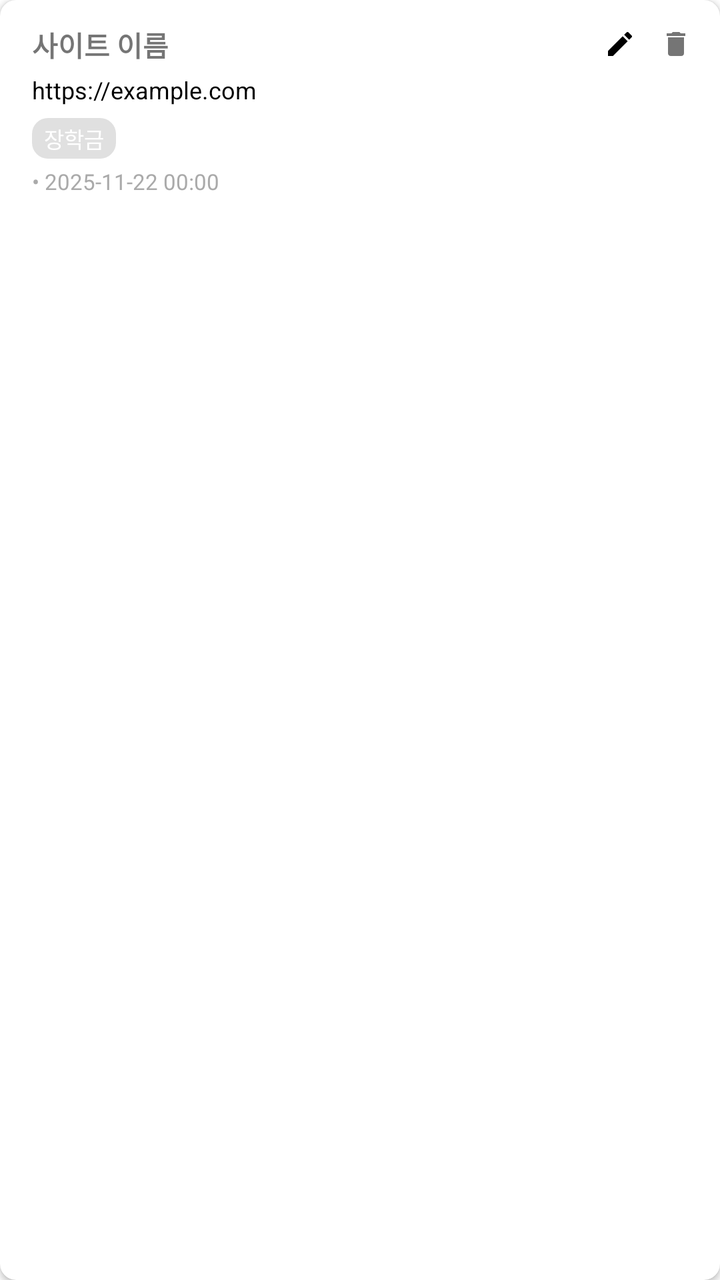
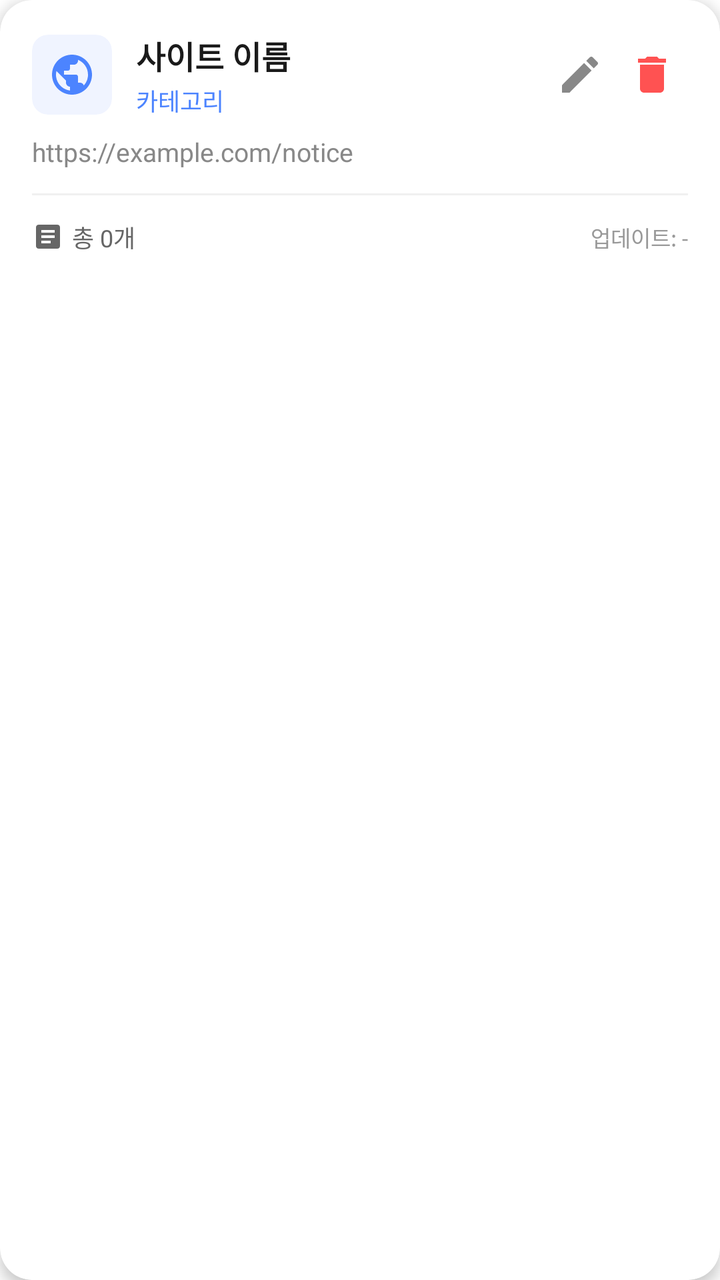

Two renders of the same Android screen: before a commit and after it. Below are the layout's source before the change and the commit's diff.
<!-- AndroidManifest.xml: application theme Theme.mobile_android -->
<!-- res/layout/item_site.xml -->
<?xml version="1.0" encoding="utf-8"?>
<androidx.cardview.widget.CardView xmlns:android="http://schemas.android.com/apk/res/android"
    xmlns:app="http://schemas.android.com/apk/res-auto"
    android:layout_width="match_parent"
    android:layout_height="wrap_content"
    android:layout_marginTop="8dp"
    android:layout_marginBottom="8dp"
    app:cardElevation="2dp"
    app:cardCornerRadius="8dp">

    <androidx.constraintlayout.widget.ConstraintLayout
        android:layout_width="match_parent"
        android:layout_height="wrap_content"
        android:padding="12dp">

        
        <CheckBox
            android:id="@+id/cb_select"
            android:layout_width="wrap_content"
            android:layout_height="wrap_content"
            android:visibility="gone"
            app:layout_constraintStart_toStartOf="parent"
            app:layout_constraintTop_toTopOf="parent" />

        
        <TextView
            android:id="@+id/tv_site_name"
            android:layout_width="0dp"
            android:layout_height="wrap_content"
            android:text="사이트 이름"
            android:textSize="14sp"
            android:textStyle="bold"
            android:maxLines="1"
            android:ellipsize="end"
            app:layout_constraintStart_toEndOf="@+id/cb_select"
            app:layout_constraintTop_toTopOf="parent"
            app:layout_constraintEnd_toStartOf="@+id/iv_edit"
            app:layout_constraintHorizontal_bias="0"
            android:layout_marginStart="4dp"/>

        
        <ImageView
            android:id="@+id/iv_edit"
            android:layout_width="20dp"
            android:layout_height="20dp"
            android:src="@drawable/ic_edit"
            android:padding="2dp"
            android:background="?attr/selectableItemBackgroundBorderless"
            app:layout_constraintTop_toTopOf="parent"
            app:layout_constraintEnd_toStartOf="@+id/iv_delete"
            android:layout_marginEnd="8dp"/>

        
        <ImageView
            android:id="@+id/iv_delete"
            android:layout_width="20dp"
            android:layout_height="20dp"
            android:src="@drawable/ic_delete"
            android:padding="2dp"
            android:background="?attr/selectableItemBackgroundBorderless"
            app:layout_constraintTop_toTopOf="parent"
            app:layout_constraintEnd_toEndOf="parent" />

        
        <TextView
            android:id="@+id/tv_site_url"
            android:layout_width="0dp"
            android:layout_height="wrap_content"
            android:text="https://example.com"
            android:textSize="12sp"
            android:textColor="@android:color/black"
            android:maxLines="2"
            android:ellipsize="end"
            app:layout_constraintStart_toStartOf="@+id/tv_site_name"
            app:layout_constraintTop_toBottomOf="@+id/tv_site_name"
            app:layout_constraintEnd_toEndOf="parent"
            android:layout_marginTop="4dp" />

        
        <TextView
            android:id="@+id/tv_category_tag"
            android:layout_width="wrap_content"
            android:layout_height="wrap_content"
            android:text="장학금"
            android:textSize="11sp"
            android:textColor="@android:color/white"
            android:background="@drawable/bg_category_tag"
            android:paddingStart="6dp"
            android:paddingEnd="6dp"
            android:paddingTop="2dp"
            android:paddingBottom="2dp"
            app:layout_constraintStart_toStartOf="@+id/tv_site_name"
            app:layout_constraintTop_toBottomOf="@+id/tv_site_url"
            android:layout_marginTop="6dp" />

        
        <TextView
            android:id="@+id/tv_new_post_badge"
            android:layout_width="wrap_content"
            android:layout_height="wrap_content"
            android:text="NEW"
            android:textSize="10sp"
            android:textColor="@android:color/white"
            android:background="@drawable/bg_new_badge"
            android:paddingStart="6dp"
            android:paddingEnd="6dp"
            android:paddingTop="2dp"
            android:paddingBottom="2dp"
            android:visibility="gone"
            app:layout_constraintStart_toEndOf="@+id/tv_category_tag"
            app:layout_constraintBaseline_toBaselineOf="@+id/tv_category_tag"
            android:layout_marginStart="6dp" />

        
        <TextView
            android:id="@+id/tv_last_updated"
            android:layout_width="wrap_content"
            android:layout_height="wrap_content"
            android:text="• 2025-11-22 00:00"
            android:textSize="11sp"
            android:textColor="@android:color/darker_gray"
            app:layout_constraintStart_toStartOf="@+id/tv_site_name"
            app:layout_constraintTop_toBottomOf="@+id/tv_category_tag"
            android:layout_marginTop="4dp"
            android:layout_marginBottom="2dp"/>

    </androidx.constraintlayout.widget.ConstraintLayout>
</androidx.cardview.widget.CardView>
<!-- resources referenced by this layout -->
<resources>
  <!-- drawable bg_category_tag (drawable) -->
  <?xml version="1.0" encoding="utf-8"?>
  <shape xmlns:android="http://schemas.android.com/apk/res/android"
      android:shape="rectangle">
      <solid android:color="#E0E0E0" />
      <corners android:radius="8dp" />
  </shape>
  <!-- drawable bg_new_badge (drawable) -->
  <?xml version="1.0" encoding="utf-8"?>
  <shape xmlns:android="http://schemas.android.com/apk/res/android"
      android:shape="rectangle">
  
      
      <solid android:color="#FFEB3B" />
  
      
      <corners android:radius="12dp" />
  
      
      <padding
          android:left="6dp"
          android:top="2dp"
          android:right="6dp"
          android:bottom="2dp" />
  </shape>
  <!-- drawable ic_delete (drawable) -->
  <vector xmlns:android="http://schemas.android.com/apk/res/android"
      android:width="24dp"
      android:height="24dp"
      android:viewportWidth="24"
      android:viewportHeight="24">
    <path
        android:fillColor="#757575"
        android:pathData="M6,19c0,1.1 0.9,2 2,2h8c1.1,0 2,-0.9 2,-2V7H6v12zM19,4h-3.5l-1,-1h-5l-1,1H5v2h14V4z"/>
  </vector>
  <!-- drawable ic_edit (drawable) -->
  <?xml version="1.0" encoding="utf-8"?>
  <vector xmlns:android="http://schemas.android.com/apk/res/android"
      android:width="24dp"
      android:height="24dp"
      android:viewportWidth="24"
      android:viewportHeight="24">
  
      
      <path
          android:fillColor="#FF000000"
          android:pathData="M3,17.25L3,21h3.75L17.81,9.94l-3.75,-3.75L3,17.25zM20.71,7.04c0.39,-0.39 0.39,-1.02 0,-1.41l-2.34,-2.34c-0.39,-0.39 -1.02,-0.39 -1.41,0l-1.83,1.83 3.75,3.75 1.83,-1.83z"/>
  </vector>
  <style name="Theme.mobile_android" parent="Base.Theme.mobile_android" />
  <style name="Base.Theme.mobile_android" parent="Theme.MaterialComponents.DayNight.NoActionBar">
          
  
          <item name="colorPrimary">@color/login_bg1</item>
          <item name="colorPrimaryVariant">@color/login_bg1</item>
          <item name="colorOnPrimary">@color/white</item>
          <item name="colorSecondary">@color/login_bg2</item>
          <item name="colorSecondaryVariant">@color/login_bg2</item>
          <item name="colorOnSecondary">@color/login_bg2</item>
          <item name="android:statusBarColor">@color/login_bg1</item>
      </style>
  <color name="login_bg1">#0B0E18</color>
  <color name="white">#FFFFFFFF</color>
  <color name="login_bg2">#673AB7</color>
</resources>

<!-- the commit's change to res/layout/item_site.xml (unified diff, before → after) -->
@@ -3,126 +3,182 @@
     xmlns:app="http://schemas.android.com/apk/res-auto"
     android:layout_width="match_parent"
     android:layout_height="wrap_content"
-    android:layout_marginTop="8dp"
-    android:layout_marginBottom="8dp"
-    app:cardElevation="2dp"
-    app:cardCornerRadius="8dp">
+    android:layout_marginTop="@dimen/card_margin_vertical"
+    android:layout_marginHorizontal="1dp"
+    android:layout_marginBottom="12dp"
+    android:foreground="?attr/selectableItemBackground"
+    android:clickable="true"
+    android:focusable="true"
+    app:cardBackgroundColor="#FFFFFF"
+    app:cardCornerRadius="16dp"
+    app:cardElevation="4dp"
+    >
 
-    <androidx.constraintlayout.widget.ConstraintLayout
+    <LinearLayout
         android:layout_width="match_parent"
         android:layout_height="wrap_content"
-        android:padding="12dp">
+        android:orientation="vertical"
+        android:padding="16dp">
 
         
-        <CheckBox
-            android:id="@+id/cb_select"
-            android:layout_width="wrap_content"
+        <LinearLayout
+            android:layout_width="match_parent"
             android:layout_height="wrap_content"
-            android:visibility="gone"
-            app:layout_constraintStart_toStartOf="parent"
-            app:layout_constraintTop_toTopOf="parent" />
+            android:gravity="center_vertical"
+            android:orientation="horizontal">
 
-        
-        <TextView
-            android:id="@+id/tv_site_name"
-            android:layout_width="0dp"
-            android:layout_height="wrap_content"
-            android:text="사이트 이름"
-            android:textSize="14sp"
-            android:textStyle="bold"
-            android:maxLines="1"
-            android:ellipsize="end"
-            app:layout_constraintStart_toEndOf="@+id/cb_select"
-            app:layout_constraintTop_toTopOf="parent"
-            app:layout_constraintEnd_toStartOf="@+id/iv_edit"
-            app:layout_constraintHorizontal_bias="0"
-            android:layout_marginStart="4dp"/>
+            
+            <androidx.cardview.widget.CardView
+                android:layout_width="40dp"
+                android:layout_height="40dp"
+                app:cardBackgroundColor="#F0F4FF"
+                app:cardCornerRadius="8dp"
+                app:cardElevation="0dp">
 
-        
-        <ImageView
-            android:id="@+id/iv_edit"
-            android:layout_width="20dp"
-            android:layout_height="20dp"
-            android:src="@drawable/ic_edit"
-            android:padding="2dp"
-            android:background="?attr/selectableItemBackgroundBorderless"
-            app:layout_constraintTop_toTopOf="parent"
-            app:layout_constraintEnd_toStartOf="@+id/iv_delete"
-            android:layout_marginEnd="8dp"/>
+                <ImageView
+                    android:id="@+id/iv_site_icon"
+                    android:layout_width="24dp"
+                    android:layout_height="24dp"
+                    android:layout_gravity="center"
+                    android:src="@drawable/ic_web"
+                    android:tint="#4C84FF" />
 
-        
-        <ImageView
-            android:id="@+id/iv_delete"
-            android:layout_width="20dp"
-            android:layout_height="20dp"
-            android:src="@drawable/ic_delete"
-            android:padding="2dp"
-            android:background="?attr/selectableItemBackgroundBorderless"
-            app:layout_constraintTop_toTopOf="parent"
-            app:layout_constraintEnd_toEndOf="parent" />
+            </androidx.cardview.widget.CardView>
+
+            
+            <LinearLayout
+                android:layout_width="0dp"
+                android:layout_height="wrap_content"
+                android:layout_marginStart="12dp"
+                android:layout_weight="1"
+                android:orientation="vertical">
+
+                <TextView
+                    android:id="@+id/tv_site_name"
+                    android:layout_width="match_parent"
+                    android:layout_height="wrap_content"
+                    android:ellipsize="end"
+                    android:maxLines="1"
+                    android:text="사이트 이름"
+                    android:textColor="#1A1A1A"
+                    android:textSize="16sp"
+                    android:textStyle="bold" />
+
+                <TextView
+                    android:id="@+id/tv_category_tag"
+                    android:layout_width="wrap_content"
+                    android:layout_height="wrap_content"
+                    android:layout_marginTop="2dp"
+                    android:text="카테고리"
+                    android:textColor="#4C84FF"
+                    android:textSize="12sp" />
+
+            </LinearLayout>
+
+            
+            <ImageView
+                android:id="@+id/btn_edit"
+                android:layout_width="36dp"
+                android:layout_height="36dp"
+                android:background="?attr/selectableItemBackgroundBorderless"
+                android:clickable="true"
+                android:focusable="true"
+                android:padding="6dp"
+                android:src="@drawable/ic_edit_24"
+                android:tint="#888888" />
+
+            
+            <ImageView
+                android:id="@+id/btn_delete"
+                android:layout_width="36dp"
+                android:layout_height="36dp"
+                android:background="?attr/selectableItemBackgroundBorderless"
+                android:clickable="true"
+                android:focusable="true"
+                android:padding="6dp"
+                android:src="@drawable/ic_delete_24"
+                android:tint="#FF5252" />
+
+        </LinearLayout>
 
         
         <TextView
             android:id="@+id/tv_site_url"
-            android:layout_width="0dp"
+            android:layout_width="match_parent"
             android:layout_height="wrap_content"
-            android:text="https://example.com"
-            android:textSize="12sp"
-            android:textColor="@android:color/black"
-            android:maxLines="2"
+            android:layout_marginTop="8dp"
             android:ellipsize="end"
-            app:layout_constraintStart_toStartOf="@+id/tv_site_name"
-            app:layout_constraintTop_toBottomOf="@+id/tv_site_name"
-            app:layout_constraintEnd_toEndOf="parent"
-            android:layout_marginTop="4dp" />
+            android:maxLines="1"
+            android:text="https://example.com/notice"
+            android:textColor="#888888"
+            android:textSize="13sp" />
 
         
-        <TextView
-            android:id="@+id/tv_category_tag"
-            android:layout_width="wrap_content"
-            android:layout_height="wrap_content"
-            android:text="장학금"
-            android:textSize="11sp"
-            android:textColor="@android:color/white"
-            android:background="@drawable/bg_category_tag"
-            android:paddingStart="6dp"
-            android:paddingEnd="6dp"
-            android:paddingTop="2dp"
-            android:paddingBottom="2dp"
-            app:layout_constraintStart_toStartOf="@+id/tv_site_name"
-            app:layout_constraintTop_toBottomOf="@+id/tv_site_url"
-            android:layout_marginTop="6dp" />
+        <View
+            android:layout_width="match_parent"
+            android:layout_height="1dp"
+            android:layout_marginVertical="12dp"
+            android:background="#F0F0F0" />
 
         
-        <TextView
-            android:id="@+id/tv_new_post_badge"
-            android:layout_width="wrap_content"
+        <LinearLayout
+            android:layout_width="match_parent"
             android:layout_height="wrap_content"
-            android:text="NEW"
-            android:textSize="10sp"
-            android:textColor="@android:color/white"
-            android:background="@drawable/bg_new_badge"
-            android:paddingStart="6dp"
-            android:paddingEnd="6dp"
-            android:paddingTop="2dp"
-            android:paddingBottom="2dp"
-            android:visibility="gone"
-            app:layout_constraintStart_toEndOf="@+id/tv_category_tag"
-            app:layout_constraintBaseline_toBaselineOf="@+id/tv_category_tag"
-            android:layout_marginStart="6dp" />
+            android:gravity="center_vertical"
+            android:orientation="horizontal">
 
-        
-        <TextView
-            android:id="@+id/tv_last_updated"
-            android:layout_width="wrap_content"
-            android:layout_height="wrap_content"
-            android:text="• 2025-11-22 00:00"
-            android:textSize="11sp"
-            android:textColor="@android:color/darker_gray"
-            app:layout_constraintStart_toStartOf="@+id/tv_site_name"
-            app:layout_constraintTop_toBottomOf="@+id/tv_category_tag"
-            android:layout_marginTop="4dp"
-            android:layout_marginBottom="2dp"/>
+            
+            <LinearLayout
+                android:layout_width="0dp"
+                android:layout_height="wrap_content"
+                android:layout_weight="1"
+                android:gravity="center_vertical"
+                android:orientation="horizontal">
 
-    </androidx.constraintlayout.widget.ConstraintLayout>
+                <ImageView
+                    android:layout_width="16dp"
+                    android:layout_height="16dp"
+                    android:src="@drawable/ic_article"
+                    android:tint="#666666" />
+
+                <TextView
+                    android:id="@+id/tv_total_posts"
+                    android:layout_width="wrap_content"
+                    android:layout_height="wrap_content"
+                    android:layout_marginStart="4dp"
+                    android:text="총 0개"
+                    android:textColor="#666666"
+                    android:textSize="12sp" />
+
+            </LinearLayout>
+
+            
+            <TextView
+                android:id="@+id/tv_new_posts_badge"
+                android:layout_width="wrap_content"
+                android:layout_height="wrap_content"
+                android:background="@drawable/bg_new_badge"
+                android:paddingHorizontal="8dp"
+                android:paddingVertical="4dp"
+                android:text="새글 0"
+                android:textColor="#FFFFFF"
+                android:textSize="11sp"
+                android:textStyle="bold"
+                android:visibility="gone" />
+
+            
+            <TextView
+                android:id="@+id/tv_last_updated"
+                android:layout_width="wrap_content"
+                android:layout_height="wrap_content"
+                android:layout_marginStart="12dp"
+                android:drawablePadding="4dp"
+                android:text="업데이트: -"
+                android:textColor="#999999"
+                android:textSize="11sp" />
+
+        </LinearLayout>
+
+    </LinearLayout>
+
 </androidx.cardview.widget.CardView>
<!-- resource entries referenced after the edit -->
@@ -1,12 +1,6 @@
 <!-- resources referenced by this layout -->
 <resources>
-  <!-- drawable bg_category_tag (drawable) -->
-  <?xml version="1.0" encoding="utf-8"?>
-  <shape xmlns:android="http://schemas.android.com/apk/res/android"
-      android:shape="rectangle">
-      <solid android:color="#E0E0E0" />
-      <corners android:radius="8dp" />
-  </shape>
+  <dimen name="card_margin_vertical">8dp</dimen>
   <!-- drawable bg_new_badge (drawable) -->
   <?xml version="1.0" encoding="utf-8"?>
   <shape xmlns:android="http://schemas.android.com/apk/res/android"
@@ -25,28 +19,47 @@
           android:right="6dp"
           android:bottom="2dp" />
   </shape>
-  <!-- drawable ic_delete (drawable) -->
+  <!-- drawable ic_article (drawable) -->
+  <vector xmlns:android="http://schemas.android.com/apk/res/android"
+      android:width="24dp"
+      android:height="24dp"
+      android:viewportWidth="24"
+      android:viewportHeight="24"
+      android:tint="#000000">
+      <path
+          android:fillColor="@android:color/white"
+          android:pathData="M19,3L5,3c-1.1,0 -2,0.9 -2,2v14c0,1.1 0.9,2 2,2h14c1.1,0 2,-0.9 2,-2L21,5c0,-1.1 -0.9,-2 -2,-2zM14,17L7,17v-2h7v2zM17,13L7,13v-2h10v2zM17,9L7,9L7,7h10v2z"/>
+  </vector>
+  <!-- drawable ic_delete_24 (drawable) -->
   <vector xmlns:android="http://schemas.android.com/apk/res/android"
       android:width="24dp"
       android:height="24dp"
       android:viewportWidth="24"
       android:viewportHeight="24">
     <path
-        android:fillColor="#757575"
+        android:fillColor="@android:color/black"
         android:pathData="M6,19c0,1.1 0.9,2 2,2h8c1.1,0 2,-0.9 2,-2V7H6v12zM19,4h-3.5l-1,-1h-5l-1,1H5v2h14V4z"/>
   </vector>
-  <!-- drawable ic_edit (drawable) -->
-  <?xml version="1.0" encoding="utf-8"?>
+  <!-- drawable ic_edit_24 (drawable) -->
   <vector xmlns:android="http://schemas.android.com/apk/res/android"
       android:width="24dp"
       android:height="24dp"
       android:viewportWidth="24"
       android:viewportHeight="24">
-  
-      
+    <path
+        android:fillColor="@android:color/black"
+        android:pathData="M3,17.25V21h3.75L17.81,9.94l-3.75,-3.75L3,17.25zM20.71,7.04c0.39,-0.39 0.39,-1.02 0,-1.41l-2.34,-2.34c-0.39,-0.39 -1.02,-0.39 -1.41,0l-1.83,1.83 3.75,3.75 1.83,-1.83z"/>
+  </vector>
+  <!-- drawable ic_web (drawable) -->
+  <vector xmlns:android="http://schemas.android.com/apk/res/android"
+      android:width="24dp"
+      android:height="24dp"
+      android:viewportWidth="24"
+      android:viewportHeight="24"
+      android:tint="#000000">
       <path
-          android:fillColor="#FF000000"
-          android:pathData="M3,17.25L3,21h3.75L17.81,9.94l-3.75,-3.75L3,17.25zM20.71,7.04c0.39,-0.39 0.39,-1.02 0,-1.41l-2.34,-2.34c-0.39,-0.39 -1.02,-0.39 -1.41,0l-1.83,1.83 3.75,3.75 1.83,-1.83z"/>
+          android:fillColor="@android:color/white"
+          android:pathData="M12,2C6.48,2 2,6.48 2,12s4.48,10 10,10 10,-4.48 10,-10S17.52,2 12,2zM11,19.93c-3.95,-0.49 -7,-3.85 -7,-7.93 0,-0.62 0.08,-1.21 0.21,-1.79L9,15v1c0,1.1 0.9,2 2,2v1.93zM17.9,17.39c-0.26,-0.81 -1,-1.39 -1.9,-1.39h-1v-3c0,-0.55 -0.45,-1 -1,-1L8,12v-2h2c0.55,0 1,-0.45 1,-1L11,7h2c1.1,0 2,-0.9 2,-2v-0.41c2.93,1.19 5,4.06 5,7.41 0,2.08 -0.8,3.97 -2.1,5.39z"/>
   </vector>
   <style name="Theme.mobile_android" parent="Base.Theme.mobile_android" />
   <style name="Base.Theme.mobile_android" parent="Theme.MaterialComponents.DayNight.NoActionBar">
